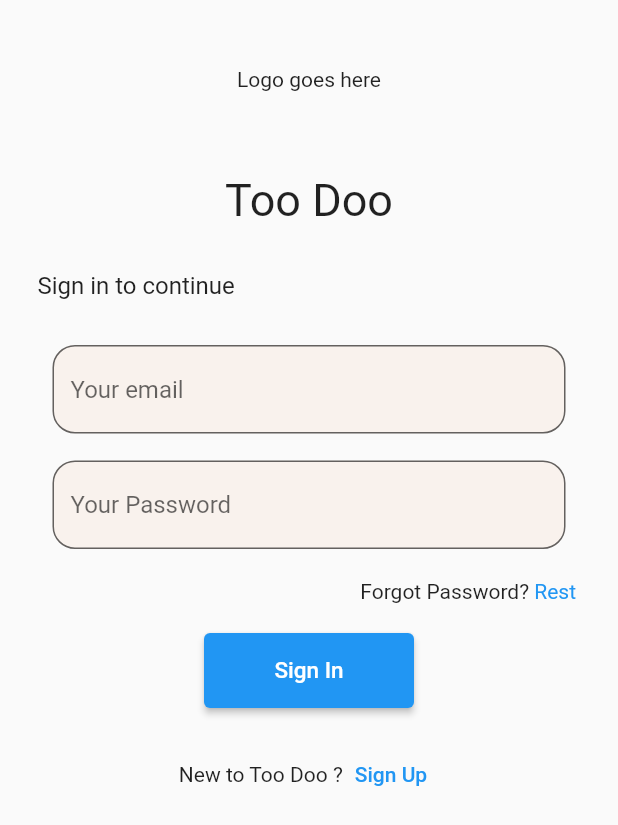
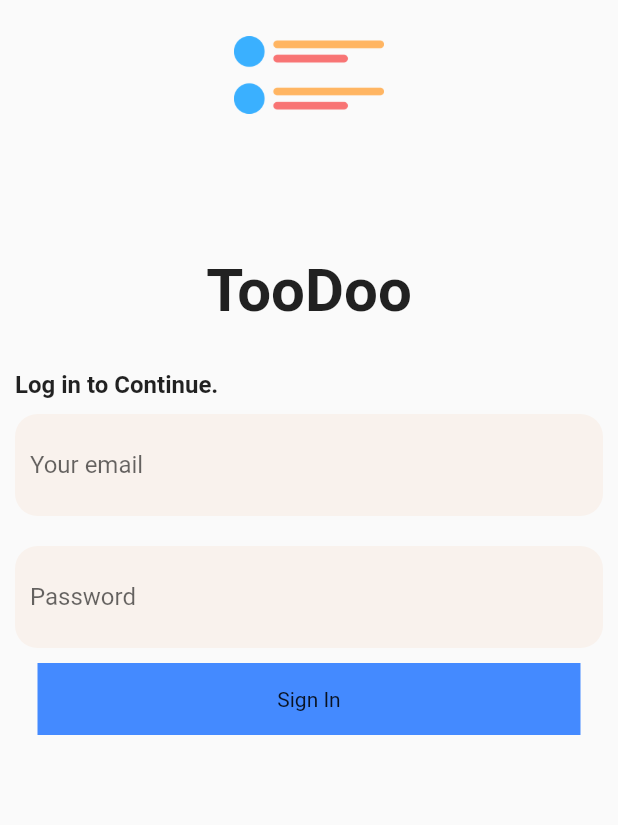
Before and after one commit to ziade-100/flutter_todo_app, a Flutter app: the screen it shows after launch, after a tap on "Log in", on a phone screen of 412 x 824 dp. Shown: the top 825 px of the screen. Run offline on Flutter 3.47's test engine with Material 2 defaults, Android fonts, the phone set to English and light mode, and no system bars; our stand-ins replace percent_indicator.

Commit message:
UI design of SignUp page updated

```diff
--- a/lib/util/homepage.dart
+++ b/lib/util/homepage.dart
@@ -15,7 +15,8 @@ class MyApp extends StatelessWidget {
         title: "Too doo",
         debugShowCheckedModeBanner: false,
         home: Scaffold(
-          body: SignUp(), ),
+          body: SignUp(),
+          ),
     );
 
   }
--- a/lib/util/signin.dart
+++ b/lib/util/signin.dart
@@ -1,7 +1,5 @@
+import 'package:flutter/cupertino.dart';
 import 'package:flutter/material.dart';
-import 'package:todo/util/password_forgot.dart';
-import 'package:todo/util/signup.dart';
-import 'package:todo/util/todo_home.dart';
 
 class SignIn extends StatefulWidget {
   const SignIn({Key? key}) : super(key: key);
@@ -14,116 +12,79 @@ class _SignInState extends State<SignIn> {
   @override
   Widget build(BuildContext context) {
     return Scaffold(
-      body: Padding(
-        padding: const EdgeInsets.all(15),
-        child: ListView(children: <Widget>[
+      body: SafeArea(
+          child: Center(
+        child: Column(
+          children: [
             Container(
-            padding: const EdgeInsets.only(top: 30, bottom: 25),
-            alignment: Alignment.center,
-            child: const Text("Logo goes here"),
-          ),
-          //title
-          Container(
-            padding: const EdgeInsets.only(top: 30, bottom: 20),
-            alignment: Alignment.center,
-            child: const Text(
-              "Too Doo",
-              style: TextStyle(fontSize: 30),
+              child: Image.asset(
+                "lib/images/logo.png",
+                width: 100,
+                height: 100,
               ),
             ),
+
             Container(
-            padding: const EdgeInsets.all(10),
+              padding: const EdgeInsets.fromLTRB(10, 70, 10, 10),
+              child: const Text("TooDoo",
+                  style: TextStyle(fontSize: 40, fontWeight: FontWeight.bold)),
+            ),
+            //
+            Container(
+              alignment: Alignment.topLeft,
+              padding: const EdgeInsets.fromLTRB(10, 20, 10, 0),
               child: const Text(
-              "Sign in to continue",
-              style: TextStyle(fontSize: 16),
+                "Log in to Continue.",
+                style: TextStyle(fontSize: 16, fontWeight: FontWeight.bold),
               ),
             ),
-          Container(
-            padding: const EdgeInsets.all(5),
-            child: Form(
-                child: Column(
-              mainAxisAlignment: MainAxisAlignment.center,
-              children: [
-                Container(
-                  padding: const EdgeInsets.all(15),
-                  child: TextFormField(
-                    //controller: ,
+            Padding(
+              padding: const EdgeInsets.all(10),
+              // ignore: avoid_unnecessary_containers
+              child: Container(
+                decoration: BoxDecoration(
+                    color: Color(0xFFF9F2ED),
+                    borderRadius: BorderRadius.circular(15)),
+                child: const Padding(
+                    padding: EdgeInsets.all(10),
+                    child: TextField(
                       decoration: InputDecoration(
-                        filled: true,
-                        fillColor: Color(0xFFF9F2ED),
-                        hintText: 'Your email',
-                        border: OutlineInputBorder(
-                          borderRadius: BorderRadius.circular(15),
+                          border: InputBorder.none, hintText: 'Your email'),
                     )),
               ),
+              //
             ),
-                Container(
-                  padding: const EdgeInsets.only(top: 3,bottom: 15,right: 15,left: 15),
-                  child: TextFormField(
+
+            Padding(
+              padding: const EdgeInsets.all(10),
+              // ignore: avoid_unnecessary_containers
+              child: Container(
+                decoration: BoxDecoration(
+                    color: Color(0xFFF9F2ED),
+                    borderRadius: BorderRadius.circular(15)),
+                child: const Padding(
+                    padding: EdgeInsets.all(10),
+                    child: TextField(
                       obscureText: true,
                       decoration: InputDecoration(
-                        filled: true,
-                        fillColor: Color(0xFFF9F2ED),
-                        hintText: 'Your Password',
-                        border: OutlineInputBorder(
-                          borderRadius: BorderRadius.circular(15),
-                        )
-                        ),
-                  ),
-                ),
-                Container(
-                  padding: const EdgeInsets.only(
-                      top: 5, bottom: 10, right: 8, left: 8),
-                  child:
-                      Row(mainAxisAlignment: MainAxisAlignment.end, children: [
-                    const Text("Forgot Password? "),
-                     GestureDetector(
-                      onTap: (){
-                        Navigator.push(
-                        context,
-                        MaterialPageRoute(builder: (context)=> const ForgotPassword())
-                        );
-                      },
-                      child: const Text("Rest", style: TextStyle(color: Colors.blue),),
-                     ),
-                  ]),
-                ),
-                Container(
-                  height: 70,
-                  width: 160,
-                  padding: const EdgeInsets.all(10),
-                  child: ElevatedButton(
-                      onPressed: () {
-                        Navigator.push(
-                          context,
-                          MaterialPageRoute(builder: ((context) => const MyMainPage())
-                        ));
-                      },
-                      child: const Text(
-                        "Sign In",
-                        style: TextStyle(fontSize: 15),
+                          border: InputBorder.none, hintText: 'Password'),
                     )),
               ),
-                Container(
-                  padding: const EdgeInsets.all(10),
-                  child: Row(
-                      mainAxisAlignment: MainAxisAlignment.center,
-                      children: [
-                        const Text("New to Too Doo ?"),
-                        TextButton(
-                            onPressed: () {
-                              Navigator.push(
-                                context,
-                                MaterialPageRoute(builder: (context)=> SignUp())
-                              );
-                            }, child: const Text("Sign Up"))
-                      ]),
+              //
+            ),
+            Padding(
+              padding: const EdgeInsets.symmetric(horizontal: 25),
+              child: Container(
+                color: Colors.blueAccent,
+                decoration: BoxDecoration(
+                  borderRadius: BorderRadius.circular(15),
+                  ),
+                padding: const EdgeInsets.all(16),
+                child: Center(child: Text("Sign In"),)),
               )
           ],
+        ),
       )),
-          )
-        ]),
-      ),
     );
   }
 }
--- a/lib/util/signup.dart
+++ b/lib/util/signup.dart
@@ -19,20 +19,24 @@ class _SignUpState extends State<SignUp> {
   @override
   Widget build(BuildContext context) {
     return Scaffold(
-     body:Padding(
-      padding: const EdgeInsets.all(12),
-      child: ListView(
+    backgroundColor: Colors.white,
+    resizeToAvoidBottomInset: false,
+     body:SingleChildScrollView(
+     // padding: const EdgeInsets.all(12),
+      physics: BouncingScrollPhysics(),
+      child:Column(
+       // mainAxisAlignment: MainAxisAlignment.center,
         children: <Widget>[
-          //logo
+
           Container(
-            padding: const EdgeInsets.only(top: 30, bottom: 25),
+            padding: const EdgeInsets.only(top: 40, bottom: 25),
             alignment: Alignment.center,
-            // child: Image.asset('images/logo.png')
-            child:const Text("Logo goes here"),
+             child: Image.asset('lib/images/logo.png', height:100, width:100),
+            //child:const Text("Logo goes here"),
           ),
           //title
           Container(
-            padding: const EdgeInsets.only(top: 30, bottom: 20),
+            padding: const EdgeInsets.only(top: 25, bottom: 20),
             alignment: Alignment.center,
             child: const Text(
               "TooDoo",
@@ -40,10 +44,12 @@ class _SignUpState extends State<SignUp> {
             ),
           ),
           Container(
-            padding: const EdgeInsets.all(10),
+            //padding: const EdgeInsets.all(5),
+            padding: const EdgeInsets.fromLTRB(10, 10, 10, 0),
+            alignment: Alignment.centerLeft,
             child: const Text(
               "Create Account with Us",
-              style: TextStyle(fontSize: 16),
+              style: TextStyle(fontSize: 16,fontWeight: FontWeight.bold),
             ),
           ),
           // email,
@@ -56,64 +62,78 @@ class _SignUpState extends State<SignUp> {
                 children: [
                   Container(
                     padding: const EdgeInsets.all(5),
+                   decoration: BoxDecoration(
+                      color: Color(0xFFF9F2ED),
+                      border: Border.all(color: Colors.white),
+                      borderRadius: BorderRadius.circular(12),
+                      ),
                     child: TextFormField(
                       decoration: const InputDecoration(
-                        filled: true,
-                        fillColor: Color(0xFFF9F2ED),
-                        border: OutlineInputBorder(
-                            // borderRadius: BorderRadius.circular(14),
-                            ),
+
+                        border:InputBorder.none,
                         hintText: 'Your email',
                       ),
                     ),
                   ),
+                    const SizedBox(height: 10,),
                   Container(
                     padding: const EdgeInsets.all(5),
+                    decoration: BoxDecoration(
+                      color: Color(0xFFF9F2ED),
+                      border: Border.all(color: Colors.white),
+                      borderRadius: BorderRadius.circular(12),
+                      ),
                     child: TextFormField(
                       obscureText: true,
                       decoration: const InputDecoration(
-                        filled: true,
-                        fillColor: Color(0xFFF9F2ED),
-                        border: OutlineInputBorder(),
+                        border: InputBorder.none,
                         hintText: 'Password',
                       ),
                     ),
                   ),
+                  const SizedBox(height: 10,),
                   Container(
                     padding: const EdgeInsets.all(5),
+                     decoration: BoxDecoration(
+                      color: Color(0xFFF9F2ED),
+                      border: Border.all(color: Colors.white),
+                      borderRadius: BorderRadius.circular(12),
+                      ),
                     child: TextFormField(
                       obscureText: true,
                       decoration: const InputDecoration(
-                        filled: true,
-                        fillColor: Color(0xFFF9F2ED),
-                        border: OutlineInputBorder(),
+                        border: InputBorder.none,
                         hintText: 'Confirm Password',
                       ),
                     ),
                   ),
+                  const SizedBox(height: 10,),
+                  //container for agrement button
+                  // Row(
+                  //       mainAxisAlignment: MainAxisAlignment.center,
+                  //       children: [
+                  //         Checkbox(
+                  //             value: agreed,
+                  //             onChanged: (agreed) {
+                  //               setState(() {
+                  //                 //agreed = ! agreed;
+                  //               });
+                  //             }),
+                  //         Text(
+                  //             "By Sign Up you agree to "),
+                  //             Text("ou Privacy Policy and terms.")
+                  //       ],
+                  //     ),
+
+
                   Container(
-                    padding: const EdgeInsets.all(10),
-                    child: Row(
-
-                      children: [
-                        Checkbox(
-                            value: agreed,
-                            onChanged: (agreed) {
-                              setState(() {
-                                //agreed = ! agreed;
-                              });
-                            }),
-                        const Text(
-                            "By Sign Up you agree to our Privacy Policy and terms.")
-                      ],
-                    ),
-                  ),
-                  Container(
-                    padding: const EdgeInsets.all(5),
+                    padding: const EdgeInsets.fromLTRB(5, 5, 5, 0),
                     height: 50,
                     width: 160,
-                    //decoration: BoxDecoration(borderRadius: ),
+                    decoration: BoxDecoration(
+                      borderRadius:BorderRadius.circular(20) ),
                     child: ElevatedButton(
+
                       child: const Text(
                         "Sign up",
                         style: TextStyle(
@@ -131,7 +151,7 @@ class _SignUpState extends State<SignUp> {
                     ),
                   ),
                   Container(
-                    padding: const EdgeInsets.all(10),
+                    padding: const EdgeInsets.fromLTRB(10, 0, 10, 10),
                     alignment: Alignment.center,
                     child: Row(
                       mainAxisAlignment: MainAxisAlignment.center,
--- /dev/null
+++ b/lib/util/signupb.dart
@@ -0,0 +1,23 @@
+import 'package:flutter/material.dart';
+
+class SingUpB extends StatefulWidget {
+  const SingUpB({Key? key}) : super(key: key);
+
+  @override
+  State<SingUpB> createState() => _SingUpBState();
+}
+
+class _SingUpBState extends State<SingUpB> {
+  @override
+  Widget build(BuildContext context) {
+    return Scaffold(
+       body: SafeArea(
+        child: Center(
+          child: Column(
+            children: [
+
+          ],),
+        )),
+    );
+  }
+}
--- a/lib/util/todo_home.dart
+++ b/lib/util/todo_home.dart
@@ -102,7 +102,7 @@ class _MyMainPageState extends State<MyMainPage> {
           items: const [
             BottomNavigationBarItem(icon: Icon(Icons.home), label: 'Home'),
             BottomNavigationBarItem(
-                icon: Icon(Icons.home), label: 'My Account'),
+                icon: Icon(Icons.person), label: 'My Account'),
           ]),
     );
   }
--- a/pubspec.yaml
+++ b/pubspec.yaml
@@ -60,6 +60,8 @@ flutter:
   # included with your application, so that you can use the icons in
   # the material Icons class.
   uses-material-design: true
+  assets:
+     - lib/images/
 
 
 
```
Lines whose indentation alone changed are shown as unchanged.
